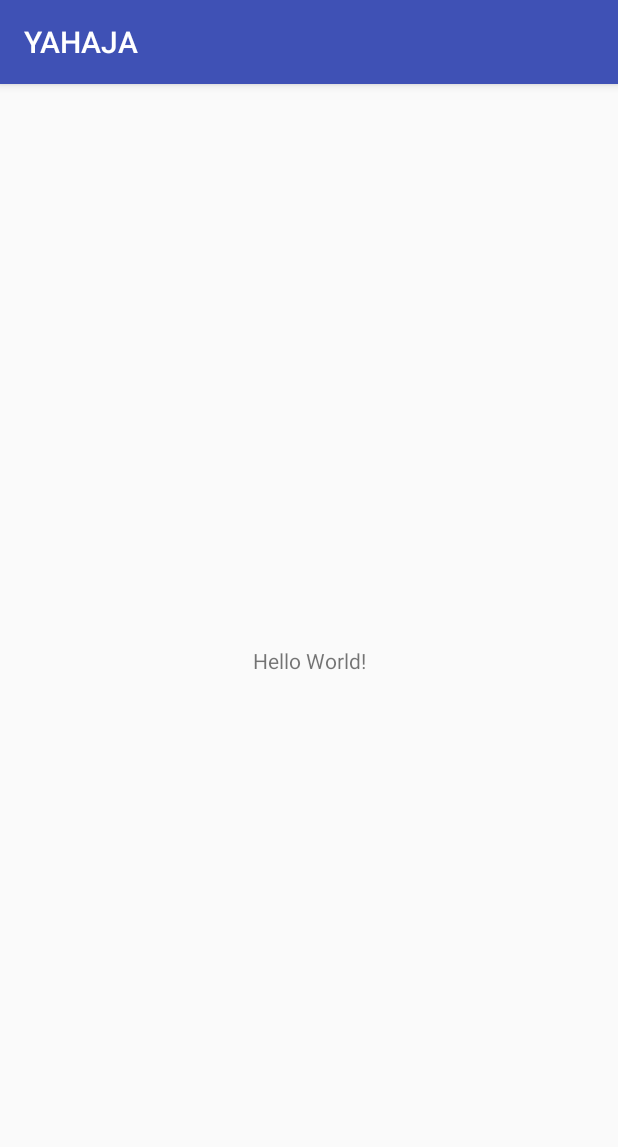
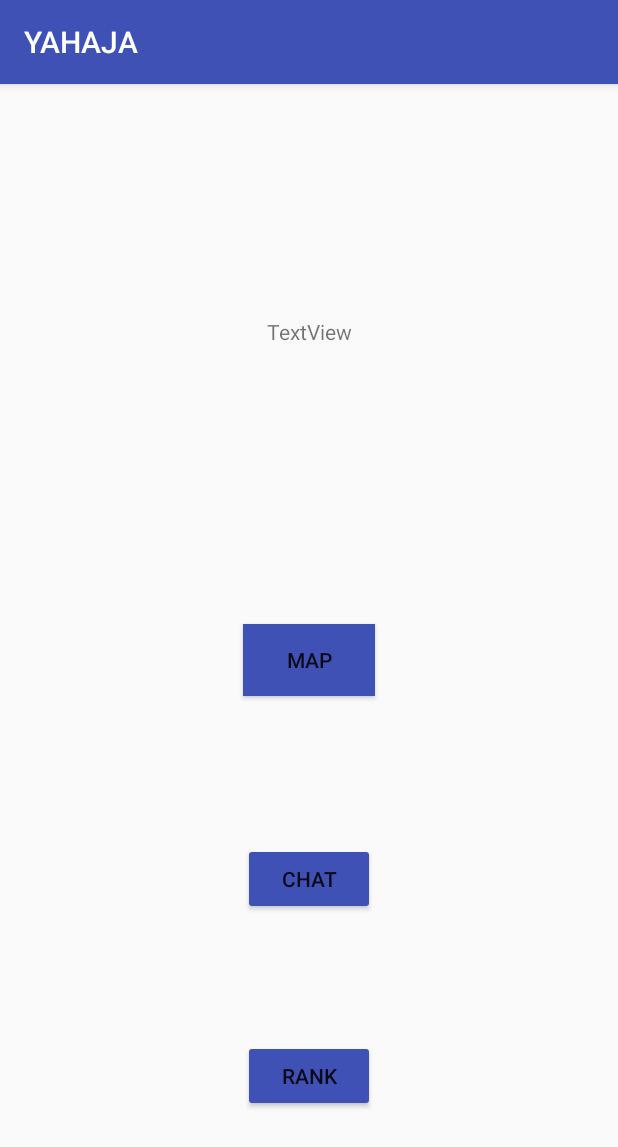
Before and after one commit to nupdoong/YAHAJA, an Android app: the screen it shows after launch (MainActivity), on a phone screen of 412 x 824 dp. Shown: the top 1147 px of the screen. Run offline under Robolectric (Android 15) with nearby library versions, the phone set to English and light mode, and no system bars.

Commit message:
Update Basic Rank Activity

```diff
--- a/app/src/main/res/layout/activity_main.xml
+++ b/app/src/main/res/layout/activity_main.xml
@@ -4,15 +4,67 @@
     xmlns:tools="http://schemas.android.com/tools"
     android:layout_width="match_parent"
     android:layout_height="match_parent"
-    tools:context=".MainActivity">
+    tools:context="project.capstone.sw.yahaja.MainActivity">
+
+    <Button
+        android:id="@+id/button"
+        android:layout_width="wrap_content"
+        android:layout_height="wrap_content"
+        android:layout_marginStart="148dp"
+        android:layout_marginTop="231dp"
+        android:layout_marginEnd="148dp"
+        android:layout_marginBottom="232dp"
+        android:background="@color/colorPrimary"
+        android:onClick="start_map_activity"
+        android:text="Map"
+        app:layout_constraintBottom_toBottomOf="parent"
+        app:layout_constraintEnd_toEndOf="parent"
+        app:layout_constraintStart_toStartOf="parent"
+        app:layout_constraintTop_toTopOf="parent" />
+
+    <Button
+        android:id="@+id/button2"
+        android:layout_width="wrap_content"
+        android:layout_height="wrap_content"
+        android:layout_marginStart="148dp"
+        android:layout_marginTop="34dp"
+        android:layout_marginEnd="148dp"
+        android:layout_marginBottom="150dp"
+        android:backgroundTint="@color/colorPrimary"
+        android:onClick="start_chat_activity"
+        android:text="Chat"
+        app:layout_constraintBottom_toBottomOf="parent"
+        app:layout_constraintEnd_toEndOf="parent"
+        app:layout_constraintStart_toStartOf="parent"
+        app:layout_constraintTop_toBottomOf="@+id/button" />
 
     <TextView
+        android:id="@+id/tvData"
         android:layout_width="wrap_content"
         android:layout_height="wrap_content"
-        android:text="Hello World!"
-        app:layout_constraintBottom_toBottomOf="parent"
-        app:layout_constraintLeft_toLeftOf="parent"
-        app:layout_constraintRight_toRightOf="parent"
+        android:layout_marginStart="163dp"
+        android:layout_marginTop="91dp"
+        android:layout_marginEnd="163dp"
+        android:layout_marginBottom="121dp"
+        android:text="TextView"
+        app:layout_constraintBottom_toTopOf="@+id/button"
+        app:layout_constraintEnd_toEndOf="parent"
+        app:layout_constraintStart_toStartOf="parent"
         app:layout_constraintTop_toTopOf="parent" />
 
+    <Button
+        android:id="@+id/button3"
+        android:layout_width="wrap_content"
+        android:layout_height="wrap_content"
+        android:layout_marginBottom="8dp"
+        android:layout_marginEnd="8dp"
+        android:layout_marginStart="8dp"
+        android:layout_marginTop="8dp"
+        android:backgroundTint="@color/colorPrimary"
+        android:onClick="start_rank_activity"
+        android:text="Rank"
+        app:layout_constraintBottom_toBottomOf="parent"
+        app:layout_constraintEnd_toEndOf="parent"
+        app:layout_constraintStart_toStartOf="parent"
+        app:layout_constraintTop_toBottomOf="@+id/button2" />
 </android.support.constraint.ConstraintLayout>
--- a/build.gradle
+++ b/build.gradle
@@ -7,7 +7,8 @@ buildscript {
         jcenter()
     }
     dependencies {
-        classpath 'com.android.tools.build:gradle:3.1.2'
+        classpath 'com.android.tools.build:gradle:3.2.1'
+        classpath 'com.google.gms:google-services:4.1.0'
 
 
         // NOTE: Do not place your application dependencies here; they belong
```
Also changed, not shown: app/build.gradle (+8 -0 lines), app/src/main/AndroidManifest.xml (+27 -0 lines), app/src/main/java/project/capstone/sw/yahaja/MainActivity.java (+114 -1 lines), gradle/wrapper/gradle-wrapper.properties.
